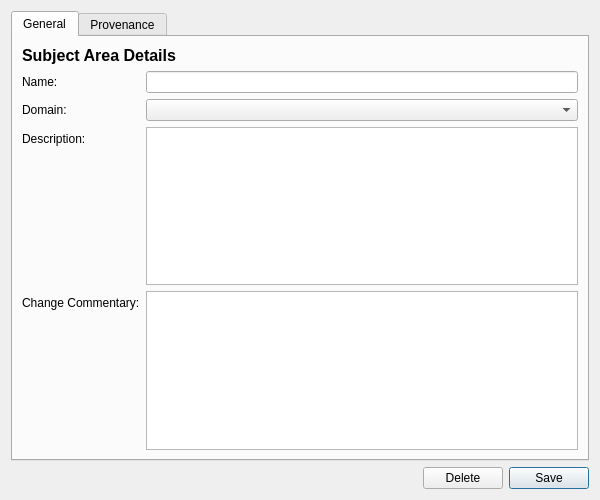
OreStudio/OreStudio, file projects/ores.qt/ui/SubjectAreaDetailDialog.ui: the form before one commit.
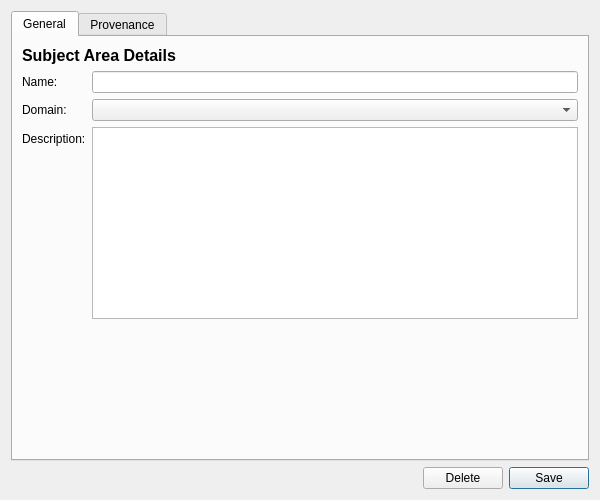
The form after the commit. Custom widgets are drawn as their Qt base class.

The edit to the form file:
```diff
--- a/projects/ores.qt/ui/SubjectAreaDetailDialog.ui
+++ b/projects/ores.qt/ui/SubjectAreaDetailDialog.ui
@@ -87,20 +87,6 @@
            </property>
           </widget>
          </item>
-         <item row="3" column="0">
-          <widget class="QLabel" name="commentaryLabel">
-           <property name="text">
-            <string>Change Commentary:</string>
-           </property>
-          </widget>
-         </item>
-         <item row="3" column="1">
-          <widget class="QPlainTextEdit" name="commentaryEdit">
-           <property name="maximumHeight">
-            <number>80</number>
-           </property>
-          </widget>
-         </item>
         </layout>
        </item>
        <item>
```
